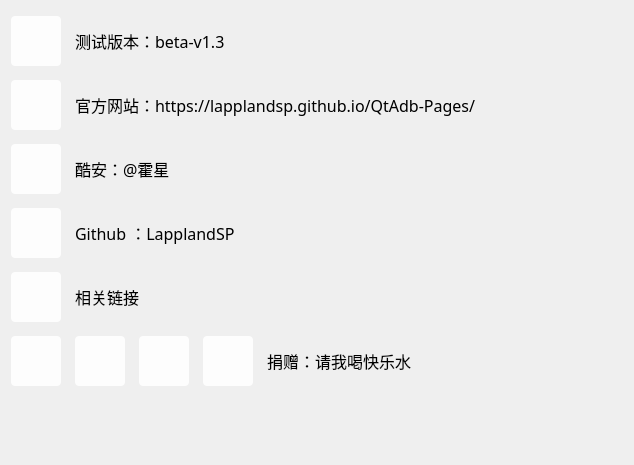
The window that QtAdb/about.ui (LapplandSP/QtAdb) describes before a commit, drawn with Qt 5.
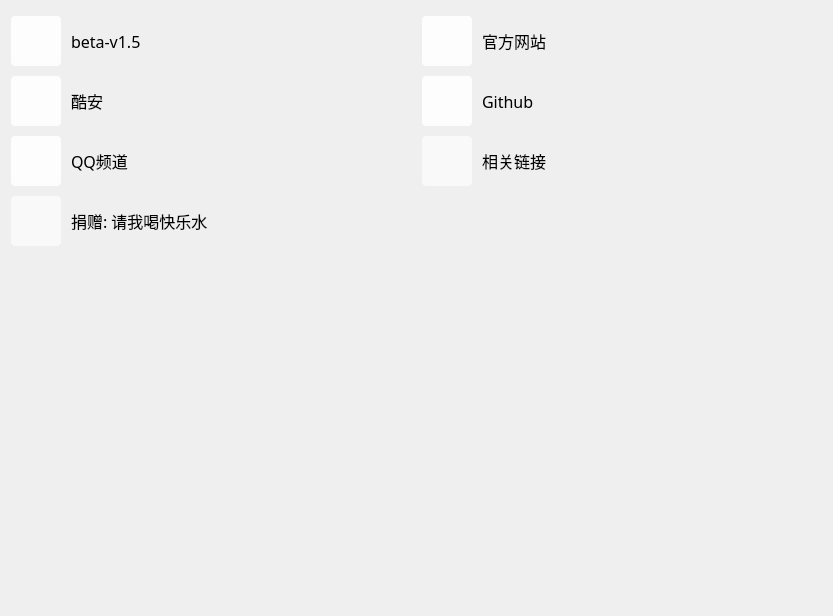
The same window after the commit. Icons and pictures are not drawn.

```diff
--- a/QtAdb/about.ui
+++ b/QtAdb/about.ui
@@ -6,14 +6,14 @@
    <rect>
     <x>0</x>
     <y>0</y>
-    <width>634</width>
-    <height>465</height>
+    <width>833</width>
+    <height>616</height>
    </rect>
   </property>
   <property name="windowTitle">
    <string>Form</string>
   </property>
-  <layout class="QVBoxLayout" name="verticalLayout_3">
+  <layout class="QVBoxLayout" name="verticalLayout">
    <property name="leftMargin">
     <number>0</number>
    </property>
@@ -52,14 +52,162 @@
        <number>11</number>
       </property>
       <item>
-       <layout class="QVBoxLayout" name="verticalLayout">
-        <property name="spacing">
-         <number>14</number>
-        </property>
+       <layout class="QGridLayout" name="gridLayout">
         <property name="topMargin">
          <number>5</number>
         </property>
-        <item>
+        <property name="spacing">
+         <number>10</number>
+        </property>
+        <item row="8" column="0">
+         <layout class="QHBoxLayout" name="horizontalLayout"/>
+        </item>
+        <item row="4" column="0">
+         <layout class="QHBoxLayout" name="horizontalLayout_8">
+          <item>
+           <widget class="QPushButton" name="btn_qq_dis">
+            <property name="minimumSize">
+             <size>
+              <width>50</width>
+              <height>50</height>
+             </size>
+            </property>
+            <property name="maximumSize">
+             <size>
+              <width>50</width>
+              <height>50</height>
+             </size>
+            </property>
+            <property name="font">
+             <font/>
+            </property>
+            <property name="cursor">
+             <cursorShape>PointingHandCursor</cursorShape>
+            </property>
+            <property name="toolTip">
+             <string/>
+            </property>
+            <property name="styleSheet">
+             <string notr="true">QPushButton{background-color:rgba(255,255,255,0.9);border-radius:4px;border:0px;}
+QPushButton:hover{background-color:rgba(255,255,255,0.7);}
+QPushButton:pressed{background-color:rgba(255,255,255,0.6);}</string>
+            </property>
+            <property name="text">
+             <string/>
+            </property>
+            <property name="icon">
+             <iconset resource="ico.qrc">
+              <normaloff>:/ico/image/ico/QQ_tencent-qq.svg</normaloff>:/ico/image/ico/QQ_tencent-qq.svg</iconset>
+            </property>
+           </widget>
+          </item>
+          <item>
+           <widget class="QLabel" name="label_7">
+            <property name="minimumSize">
+             <size>
+              <width>0</width>
+              <height>50</height>
+             </size>
+            </property>
+            <property name="maximumSize">
+             <size>
+              <width>16777215</width>
+              <height>50</height>
+             </size>
+            </property>
+            <property name="font">
+             <font>
+              <family>MiSans Medium</family>
+              <pointsize>12</pointsize>
+             </font>
+            </property>
+            <property name="text">
+             <string>QQ频道</string>
+            </property>
+           </widget>
+          </item>
+         </layout>
+        </item>
+        <item row="7" column="0">
+         <spacer name="verticalSpacer">
+          <property name="orientation">
+           <enum>Qt::Vertical</enum>
+          </property>
+          <property name="sizeHint" stdset="0">
+           <size>
+            <width>20</width>
+            <height>40</height>
+           </size>
+          </property>
+         </spacer>
+        </item>
+        <item row="2" column="0">
+         <layout class="QHBoxLayout" name="horizontalLayout_4">
+          <item>
+           <widget class="QPushButton" name="btn_coolapk">
+            <property name="minimumSize">
+             <size>
+              <width>50</width>
+              <height>50</height>
+             </size>
+            </property>
+            <property name="maximumSize">
+             <size>
+              <width>50</width>
+              <height>50</height>
+             </size>
+            </property>
+            <property name="font">
+             <font/>
+            </property>
+            <property name="cursor">
+             <cursorShape>PointingHandCursor</cursorShape>
+            </property>
+            <property name="toolTip">
+             <string/>
+            </property>
+            <property name="styleSheet">
+             <string notr="true">QPushButton{background-color:rgba(255,255,255,0.9);border-radius:4px;border:0px;}
+QPushButton:hover{background-color:rgba(255,255,255,0.7);}
+QPushButton:pressed{background-color:rgba(255,255,255,0.6);}</string>
+            </property>
+            <property name="text">
+             <string/>
+            </property>
+            <property name="icon">
+             <iconset resource="ico.qrc">
+              <normaloff>:/ico/image/ico/about/coolapklogo-b.png</normaloff>:/ico/image/ico/about/coolapklogo-b.png</iconset>
+            </property>
+           </widget>
+          </item>
+          <item>
+           <widget class="QLabel" name="label_3">
+            <property name="minimumSize">
+             <size>
+              <width>0</width>
+              <height>50</height>
+             </size>
+            </property>
+            <property name="maximumSize">
+             <size>
+              <width>16777215</width>
+              <height>50</height>
+             </size>
+            </property>
+            <property name="font">
+             <font>
+              <family>MiSans Medium</family>
+              <pointsize>12</pointsize>
+             </font>
+            </property>
+            <property name="text">
+             <string>酷安</string>
+            </property>
+           </widget>
+          </item>
+         </layout>
+        </item>
+        <item row="0" column="0">
          <layout class="QHBoxLayout" name="horizontalLayout_3">
           <item>
            <widget class="QPushButton" name="btn_version">
@@ -120,13 +268,79 @@
              </font>
             </property>
             <property name="text">
-             <string>测试版本：beta-v1.3</string>
+             <string>beta-v1.5</string>
             </property>
            </widget>
           </item>
          </layout>
         </item>
-        <item>
+        <item row="6" column="0">
+         <layout class="QHBoxLayout" name="horizontalLayout_7">
+          <item>
+           <widget class="QPushButton" name="btn_money_2">
+            <property name="minimumSize">
+             <size>
+              <width>50</width>
+              <height>50</height>
+             </size>
+            </property>
+            <property name="maximumSize">
+             <size>
+              <width>50</width>
+              <height>50</height>
+             </size>
+            </property>
+            <property name="font">
+             <font/>
+            </property>
+            <property name="cursor">
+             <cursorShape>PointingHandCursor</cursorShape>
+            </property>
+            <property name="toolTip">
+             <string/>
+            </property>
+            <property name="styleSheet">
+             <string notr="true">QPushButton{background-color:rgba(255,255,255,0.6);border-radius:4px;border:0px;}
+QPushButton:hover{background-color:rgba(255,255,255,0.7);}
+QPushButton:pressed{background-color:rgba(255,255,255,0.5);}</string>
+            </property>
+            <property name="text">
+             <string/>
+            </property>
+            <property name="icon">
+             <iconset resource="ico.qrc">
+              <normaloff>:/ico/image/ico/about/cola.svg</normaloff>:/ico/image/ico/about/cola.svg</iconset>
+            </property>
+           </widget>
+          </item>
+          <item>
+           <widget class="QLabel" name="label_5">
+            <property name="minimumSize">
+             <size>
+              <width>0</width>
+              <height>50</height>
+             </size>
+            </property>
+            <property name="maximumSize">
+             <size>
+              <width>16777215</width>
+              <height>50</height>
+             </size>
+            </property>
+            <property name="font">
+             <font>
+              <family>MiSans Medium</family>
+              <pointsize>12</pointsize>
+             </font>
+            </property>
+            <property name="text">
+             <string>捐赠: 请我喝快乐水</string>
+            </property>
+           </widget>
+          </item>
+         </layout>
+        </item>
+        <item row="0" column="1">
          <layout class="QHBoxLayout" name="horizontalLayout_2">
           <item>
            <widget class="QPushButton" name="btn_website">
@@ -186,79 +400,13 @@
              </font>
             </property>
             <property name="text">
-             <string>官方网站：https://lapplandsp.github.io/QtAdb-Pages/</string>
+             <string>官方网站</string>
             </property>
            </widget>
           </item>
          </layout>
         </item>
-        <item>
-         <layout class="QHBoxLayout" name="horizontalLayout_4">
-          <item>
-           <widget class="QPushButton" name="btn_coolapk">
-            <property name="minimumSize">
-             <size>
-              <width>50</width>
-              <height>50</height>
-             </size>
-            </property>
-            <property name="maximumSize">
-             <size>
-              <width>50</width>
-              <height>50</height>
-             </size>
-            </property>
-            <property name="font">
-             <font/>
-            </property>
-            <property name="cursor">
-             <cursorShape>PointingHandCursor</cursorShape>
-            </property>
-            <property name="toolTip">
-             <string/>
-            </property>
-            <property name="styleSheet">
-             <string notr="true">QPushButton{background-color:rgba(255,255,255,0.9);border-radius:4px;border:0px;}
-QPushButton:hover{background-color:rgba(255,255,255,0.7);}
-QPushButton:pressed{background-color:rgba(255,255,255,0.6);}</string>
-            </property>
-            <property name="text">
-             <string/>
-            </property>
-            <property name="icon">
-             <iconset resource="ico.qrc">
-              <normaloff>:/ico/image/ico/about/coolapklogo-b.png</normaloff>:/ico/image/ico/about/coolapklogo-b.png</iconset>
-            </property>
-           </widget>
-          </item>
-          <item>
-           <widget class="QLabel" name="label_3">
-            <property name="minimumSize">
-             <size>
-              <width>0</width>
-              <height>50</height>
-             </size>
-            </property>
-            <property name="maximumSize">
-             <size>
-              <width>16777215</width>
-              <height>50</height>
-             </size>
-            </property>
-            <property name="font">
-             <font>
-              <family>MiSans Medium</family>
-              <pointsize>12</pointsize>
-             </font>
-            </property>
-            <property name="text">
-             <string>酷安：@霍星</string>
-            </property>
-           </widget>
-          </item>
-         </layout>
-        </item>
-        <item>
+        <item row="2" column="1">
          <layout class="QHBoxLayout" name="horizontalLayout_5">
           <item>
            <widget class="QPushButton" name="btn_github">
@@ -318,13 +466,13 @@
              </font>
             </property>
             <property name="text">
-             <string>Github ：LapplandSP</string>
+             <string>Github</string>
             </property>
            </widget>
           </item>
          </layout>
         </item>
-        <item>
+        <item row="4" column="1">
          <layout class="QHBoxLayout" name="horizontalLayout_6">
           <item>
            <widget class="QPushButton" name="btn_links">
@@ -350,7 +498,7 @@
              <cursorShape>PointingHandCursor</cursorShape>
             </property>
             <property name="styleSheet">
-             <string notr="true">QPushButton{background-color:rgba(255,255,255,0.9);border-radius:4px;border:0px;}
+             <string notr="true">QPushButton{background-color:rgba(255,255,255,0.6);border-radius:4px;border:0px;}
 QPushButton:hover{background-color:rgba(255,255,255,0.7);}
 QPushButton:pressed{background-color:rgba(255,255,255,0.6);}</string>
             </property>
@@ -378,193 +526,6 @@
           </item>
          </layout>
         </item>
-        <item>
-         <layout class="QHBoxLayout" name="horizontalLayout_7">
-          <item>
-           <widget class="QPushButton" name="btn_money">
-            <property name="enabled">
-             <bool>false</bool>
-            </property>
-            <property name="minimumSize">
-             <size>
-              <width>50</width>
-              <height>50</height>
-             </size>
-            </property>
-            <property name="maximumSize">
-             <size>
-              <width>50</width>
-              <height>50</height>
-             </size>
-            </property>
-            <property name="font">
-             <font/>
-            </property>
-            <property name="toolTip">
-             <string>请我吃东西</string>
-            </property>
-            <property name="styleSheet">
-             <string notr="true">QPushButton{background-color:rgba(255,255,255,0.9);border-radius:4px;border:0px;}
-QPushButton:hover{background-color:rgba(255,255,255,0.7);}
-QPushButton:pressed{background-color:rgba(255,255,255,0.6);}</string>
-            </property>
-            <property name="text">
-             <string/>
-            </property>
-            <property name="icon">
-             <iconset resource="ico.qrc">
-              <normaloff>:/ico/image/ico/about/heart-line.svg</normaloff>:/ico/image/ico/about/heart-line.svg</iconset>
-            </property>
-           </widget>
-          </item>
-          <item>
-           <widget class="QPushButton" name="btn_money_2">
-            <property name="minimumSize">
-             <size>
-              <width>50</width>
-              <height>50</height>
-             </size>
-            </property>
-            <property name="maximumSize">
-             <size>
-              <width>50</width>
-              <height>50</height>
-             </size>
-            </property>
-            <property name="font">
-             <font/>
-            </property>
-            <property name="cursor">
-             <cursorShape>PointingHandCursor</cursorShape>
-            </property>
-            <property name="toolTip">
-             <string/>
-            </property>
-            <property name="styleSheet">
-             <string notr="true">QPushButton{background-color:rgba(255,255,255,0.9);border-radius:4px;border:0px;}
-QPushButton:hover{background-color:rgba(255,255,255,0.7);}
-QPushButton:pressed{background-color:rgba(255,255,255,0.6);}</string>
-            </property>
-            <property name="text">
-             <string/>
-            </property>
-            <property name="icon">
-             <iconset resource="ico.qrc">
-              <normaloff>:/ico/image/ico/about/cola.svg</normaloff>:/ico/image/ico/about/cola.svg</iconset>
-            </property>
-           </widget>
-          </item>
-          <item>
-           <widget class="QPushButton" name="btn_money_3">
-            <property name="minimumSize">
-             <size>
-              <width>50</width>
-              <height>50</height>
-             </size>
-            </property>
-            <property name="maximumSize">
-             <size>
-              <width>50</width>
-              <height>50</height>
-             </size>
-            </property>
-            <property name="font">
-             <font/>
-            </property>
-            <property name="toolTip">
-             <string>请我吃鸡腿（5元）</string>
-            </property>
-            <property name="styleSheet">
-             <string notr="true">QPushButton{background-color:rgba(255,255,255,0.9);border-radius:4px;border:0px;}
-QPushButton:hover{background-color:rgba(255,255,255,0.7);}
-QPushButton:pressed{background-color:rgba(255,255,255,0.6);}</string>
-            </property>
-            <property name="text">
-             <string/>
-            </property>
-            <property name="icon">
-             <iconset resource="ico.qrc">
-              <normaloff>:/ico/image/ico/about/chiken.svg</normaloff>:/ico/image/ico/about/chiken.svg</iconset>
-            </property>
-           </widget>
-          </item>
-          <item>
-           <widget class="QPushButton" name="btn_money_4">
-            <property name="minimumSize">
-             <size>
-              <width>50</width>
-              <height>50</height>
-             </size>
-            </property>
-            <property name="maximumSize">
-             <size>
-              <width>50</width>
-              <height>50</height>
-             </size>
-            </property>
-            <property name="font">
-             <font/>
-            </property>
-            <property name="toolTip">
-             <string>请我吃面条（10元）</string>
-            </property>
-            <property name="styleSheet">
-             <string notr="true">QPushButton{background-color:rgba(255,255,255,0.9);border-radius:4px;border:0px;}
-QPushButton:hover{background-color:rgba(255,255,255,0.7);}
-QPushButton:pressed{background-color:rgba(255,255,255,0.6);}</string>
-            </property>
-            <property name="text">
-             <string/>
-            </property>
-            <property name="icon">
-             <iconset resource="ico.qrc">
-              <normaloff>:/ico/image/ico/about/noodles.svg</normaloff>:/ico/image/ico/about/noodles.svg</iconset>
-            </property>
-           </widget>
-          </item>
-          <item>
-           <widget class="QLabel" name="label_5">
-            <property name="minimumSize">
-             <size>
-              <width>0</width>
-              <height>50</height>
-             </size>
-            </property>
-            <property name="maximumSize">
-             <size>
-              <width>16777215</width>
-              <height>50</height>
-             </size>
-            </property>
-            <property name="font">
-             <font>
-              <family>MiSans Medium</family>
-              <pointsize>12</pointsize>
-             </font>
-            </property>
-            <property name="text">
-             <string>捐赠：请我喝快乐水</string>
-            </property>
-           </widget>
-          </item>
-         </layout>
-        </item>
-        <item>
-         <spacer name="verticalSpacer">
-          <property name="orientation">
-           <enum>Qt::Vertical</enum>
-          </property>
-          <property name="sizeHint" stdset="0">
-           <size>
-            <width>20</width>
-            <height>40</height>
-           </size>
-          </property>
-         </spacer>
-        </item>
-        <item>
-         <layout class="QHBoxLayout" name="horizontalLayout"/>
-        </item>
        </layout>
       </item>
      </layout>
```
Left out of the diff: 2 changed lines with no effect on the pictures.
